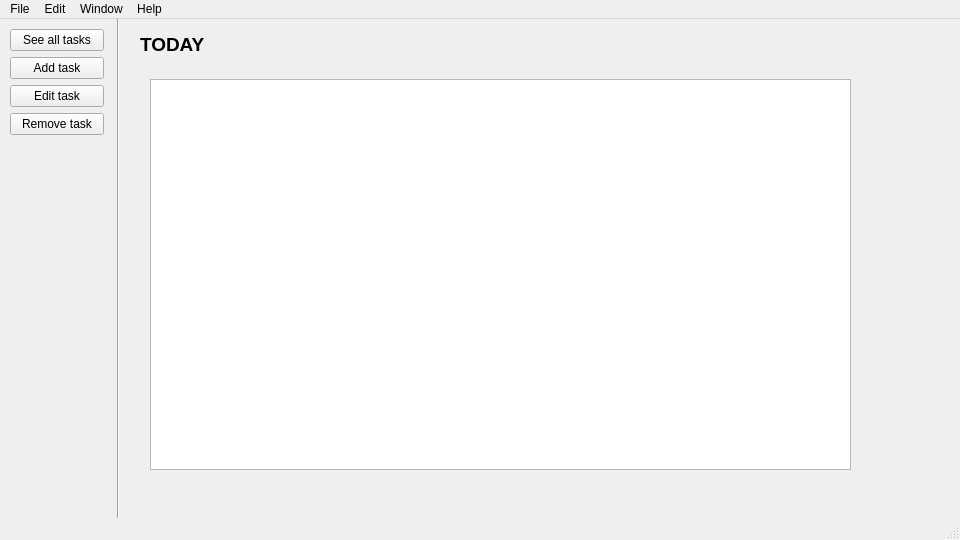
First picture: the form in designer/mainwindow.ui, repository mykaelAlves/ToDo-list, before the edit.
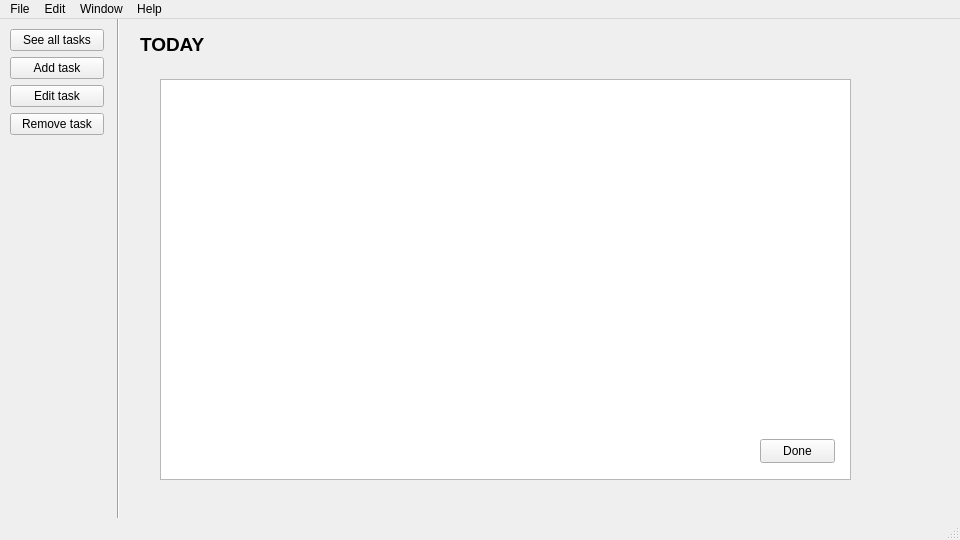
Second picture: the form after the edit. Icons and pictures are not drawn.

Commit message: db, add fn tests / change to list widget mw

Patch:
```diff
--- a/designer/mainwindow.ui
+++ b/designer/mainwindow.ui
@@ -2371,17 +2371,7 @@
      <string>TODAY</string>
     </property>
    </widget>
-   <widget class="QTableWidget" name="tableWidget">
-    <property name="geometry">
-     <rect>
-      <x>150</x>
-      <y>60</y>
-      <width>701</width>
-      <height>391</height>
-     </rect>
-    </property>
-   </widget>
-   <widget class="QLabel" name="label_2">
+   <widget class="QLabel" name="cat">
     <property name="geometry">
      <rect>
       <x>860</x>
@@ -2397,6 +2387,29 @@
      <pixmap>../icons/cat_icon.png</pixmap>
     </property>
    </widget>
+   <widget class="QListWidget" name="listWidget">
+    <property name="geometry">
+     <rect>
+      <x>160</x>
+      <y>60</y>
+      <width>691</width>
+      <height>401</height>
+     </rect>
+    </property>
+   </widget>
+   <widget class="QPushButton" name="done_button">
+    <property name="geometry">
+     <rect>
+      <x>760</x>
+      <y>420</y>
+      <width>75</width>
+      <height>24</height>
+     </rect>
+    </property>
+    <property name="text">
+     <string>Done</string>
+    </property>
+   </widget>
   </widget>
   <widget class="QStatusBar" name="statusbar">
    <property name="sizeGripEnabled">
```
Left out of the diff: 2 changed lines with no effect on the pictures. The commit also changes 8 other files.
